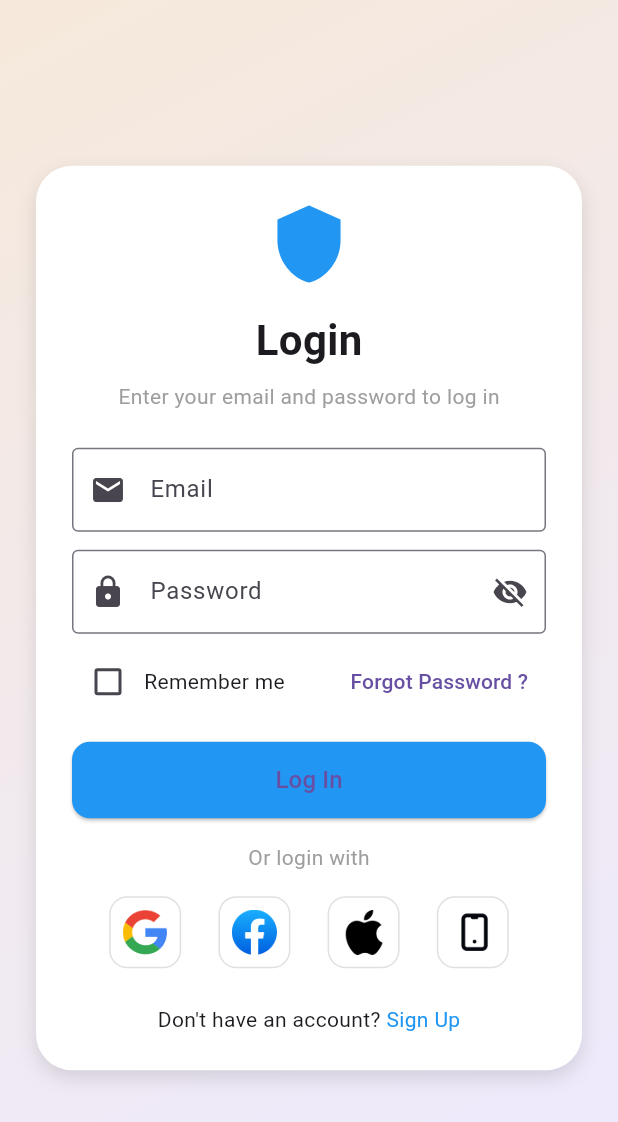
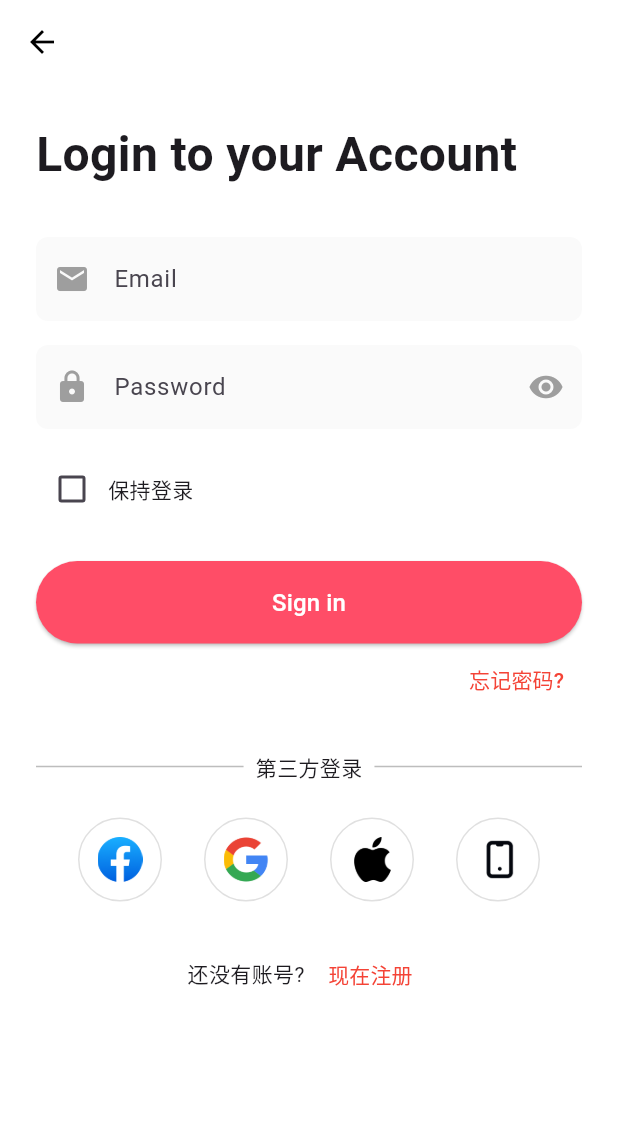
Before and after one commit to OncFuturee/Metaverse-Client, a Flutter app: the LoginScreen screen opened by its route, on a phone screen of 412 x 824 dp. Shown: the top 1122 px of the screen. Run offline on Flutter 3.47's test engine with Material 3 defaults, Android fonts, the phone set to English and light mode, and no system bars; our stand-ins replace auto_route, dartz, get_it, hive, shared_preferences; accounts and stored records are empty; network calls fail.

Commit message:
修改登录页面

```diff
--- a/lib/presentation/auth/login/view/login_screen.dart
+++ b/lib/presentation/auth/login/view/login_screen.dart
@@ -1,7 +1,5 @@
 import 'package:auto_route/auto_route.dart';
 import 'package:flutter/material.dart';
-import 'package:provider/provider.dart';
-import '../view_models/login_viewmodel.dart';
 
 @RoutePage()
 class LoginScreen extends StatefulWidget {
@@ -12,211 +10,343 @@ class LoginScreen extends StatefulWidget {
 }
 
 class _LoginScreenState extends State<LoginScreen> {
-  final _emailController = TextEditingController();
-  final _passwordController = TextEditingController();
+  bool _obscurePassword = true;
   bool _rememberMe = false;
+
+  // 为每个 TextField 定义 FocusNode
+  late FocusNode _emailFocusNode;
+  late FocusNode _passwordFocusNode;
+
+  // 定义颜色
+  final Color _focusedColor = const Color(0xFFff4d67); // 你的主题色，即登录按钮的颜色
+  // _focusedColor 的淡一点的版本，这里使用了 0x1A 作为透明度（大约 10%）
+  final Color _focusedFillColor = const Color(0x1Aff4d67);
+  final Color _defaultFillColor = const Color(0xFFFAFAFA);
+  final Color _defaultIconColor = Colors.grey;
+
+  @override
+  void initState() {
+    super.initState();
+    _emailFocusNode = FocusNode();
+    _passwordFocusNode = FocusNode();
+
+    // 添加监听器，当焦点改变时触发重绘
+    _emailFocusNode.addListener(_onFocusChange);
+    _passwordFocusNode.addListener(_onFocusChange);
+  }
 
   @override
   void dispose() {
-    _emailController.dispose();
-    _passwordController.dispose();
+    // 移除监听器并释放 FocusNode 资源，避免内存泄漏
+    _emailFocusNode.removeListener(_onFocusChange);
+    _passwordFocusNode.removeListener(_onFocusChange);
+    _emailFocusNode.dispose();
+    _passwordFocusNode.dispose();
     super.dispose();
+  }
+
+  // 焦点改变时调用此方法，触发 UI 更新
+  void _onFocusChange() {
+    setState(() {});
   }
 
   @override
   Widget build(BuildContext context) {
-    return ChangeNotifierProvider(
-      create: (_) => LoginViewModel(),
-      child: Consumer<LoginViewModel>(
-        builder: (context, vm, _) {
     return Scaffold(
-            body: Container(
-              decoration: const BoxDecoration(
-                // 使用BoxDecoration来应用渐变
-                gradient: LinearGradient(
-                  begin: Alignment.topLeft,
-                  end: Alignment.bottomRight,
-                  colors: [Color(0xFFF6E9DB), Color(0xFFEDEAFF)],
+      backgroundColor: Colors.white,
+      appBar: AppBar(
+        leading: IconButton(
+          icon: const Icon(Icons.arrow_back, color: Colors.black),
+          onPressed: () => Navigator.pop(context),
+        ),
+        backgroundColor: Colors.white,
+        elevation: 0,
+      ),
+      // 将整个 body 包裹在 GestureDetector 中
+      body: GestureDetector(
+        onTap: () {
+          // 当点击非输入框区域时，移除当前焦点
+          FocusScope.of(context).unfocus();
+        },
+        child: SingleChildScrollView(
+          // 滚动视图 SingleChildScrollView 以处理内容溢出
+          child: Padding(
+            padding: const EdgeInsets.symmetric(horizontal: 24.0),
+            child: Column(
+              crossAxisAlignment: CrossAxisAlignment.stretch,
+              children: [
+                const SizedBox(height: 24),
+
+                // 标题
+                const Text(
+                  'Login to your Account',
+                  style: TextStyle(fontSize: 32, fontWeight: FontWeight.bold),
+                ),
+
+                const SizedBox(height: 32),
+
+                // 邮箱输入框
+                TextField(
+                  focusNode: _emailFocusNode, // 绑定焦点节点
+                  decoration: InputDecoration(
+                    filled: true,
+                    // 根据焦点状态改变填充颜色
+                    fillColor:
+                        _emailFocusNode.hasFocus
+                            ? _focusedFillColor
+                            : _defaultFillColor,
+                    // 根据焦点状态改变图标颜色
+                    prefixIcon: Icon(
+                      Icons.email,
+                      color:
+                          _emailFocusNode.hasFocus
+                              ? _focusedColor
+                              : _defaultIconColor,
+                    ),
+                    hintText: 'Email',
+                    // 默认边框
+                    border: OutlineInputBorder(
+                      borderRadius: BorderRadius.circular(8),
+                      borderSide: BorderSide(
+                        color:
+                            _emailFocusNode.hasFocus
+                                ? _focusedColor
+                                : Colors.transparent,
                       ),
                     ),
-              child: Center(
-                child: SingleChildScrollView(
-                  padding: const EdgeInsets.symmetric(horizontal: 24),
-                  child: Container(
-                    padding: const EdgeInsets.all(24),
-                    decoration: BoxDecoration(
-                      color: Colors.white,
-                      borderRadius: BorderRadius.circular(24),
-                      boxShadow: [
-                        BoxShadow(
-                          color: Colors.black12,
-                          blurRadius: 10,
-                          offset: Offset(0, 5),
+                    // 未启用时的边框
+                    enabledBorder: OutlineInputBorder(
+                      borderRadius: BorderRadius.circular(8),
+                      borderSide: BorderSide(
+                        color:
+                            _emailFocusNode.hasFocus
+                                ? _focusedColor
+                                : Colors.transparent,
+                      ),
+                    ),
+                    // 获取焦点时的边框
+                    focusedBorder: OutlineInputBorder(
+                      borderRadius: BorderRadius.circular(8),
+                      borderSide: BorderSide(
+                        color:
+                            _emailFocusNode.hasFocus
+                                ? _focusedColor
+                                : Colors.transparent,
+                      ),
+                    ),
+                  ),
+                ),
+
+                const SizedBox(height: 16),
+
+                // 密码输入框
+                TextField(
+                  focusNode: _passwordFocusNode, // 绑定焦点节点
+                  obscureText: _obscurePassword,
+                  decoration: InputDecoration(
+                    filled: true,
+                    // 根据焦点状态改变填充颜色
+                    fillColor:
+                        _passwordFocusNode.hasFocus
+                            ? _focusedFillColor
+                            : _defaultFillColor,
+                    // 根据焦点状态改变图标颜色
+                    prefixIcon: Icon(
+                      Icons.lock,
+                      color:
+                          _passwordFocusNode.hasFocus
+                              ? _focusedColor
+                              : _defaultIconColor,
+                    ),
+                    hintText: 'Password',
+                    suffixIcon: IconButton(
+                      icon: Icon(
+                        _obscurePassword
+                            ? Icons.visibility
+                            : Icons.visibility_off,
+                        color:
+                            _passwordFocusNode.hasFocus
+                                ? _focusedColor
+                                : _defaultIconColor,
+                      ),
+                      onPressed: () {
+                        setState(() {
+                          _obscurePassword = !_obscurePassword;
+                        });
+                      },
+                    ),
+                    // 默认边框
+                    border: OutlineInputBorder(
+                      borderRadius: BorderRadius.circular(8),
+                      borderSide: BorderSide(
+                        color:
+                            _passwordFocusNode.hasFocus
+                                ? _focusedColor
+                                : Colors.transparent,
+                      ),
+                    ),
+                    // 未启用时的边框
+                    enabledBorder: OutlineInputBorder(
+                      borderRadius: BorderRadius.circular(8),
+                      borderSide: BorderSide(
+                        color:
+                            _passwordFocusNode.hasFocus
+                                ? _focusedColor
+                                : Colors.transparent,
+                      ),
+                    ),
+                    // 获取焦点时的边框
+                    focusedBorder: OutlineInputBorder(
+                      borderRadius: BorderRadius.circular(8),
+                      borderSide: BorderSide(
+                        color:
+                            _passwordFocusNode.hasFocus
+                                ? _focusedColor
+                                : Colors.transparent,
+                      ),
+                    ),
+                  ),
+                ),
+
+                const SizedBox(height: 16),
+
+                // 记住我
+                Row(
+                  children: [
+                    Checkbox(
+                      activeColor: _focusedColor, // 复选框的激活颜色也与主题色保持一致
+                      value: _rememberMe,
+                      onChanged: (value) {
+                        setState(() {
+                          _rememberMe = value!;
+                        });
+                      },
+                    ),
+                    const Text('保持登录'),
+                  ],
+                ),
+
+                const SizedBox(height: 24),
+
+                // 登录按钮
+                ElevatedButton(
+                  style: ElevatedButton.styleFrom(
+                    backgroundColor: _focusedColor, // 登录按钮的颜色
+                    padding: const EdgeInsets.symmetric(vertical: 16),
+                    shape: RoundedRectangleBorder(
+                      borderRadius: BorderRadius.circular(999),
+                    ),
+                  ),
+                  onPressed: () {
+                    // 处理登录逻辑
+                  },
+                  child: const Text(
+                    'Sign in',
+                    style: TextStyle(fontSize: 16, color: Colors.white),
+                  ),
+                ),
+
+                // 忘记密码
+                Align(
+                  alignment: Alignment.centerRight,
+                  child: TextButton(
+                    onPressed: () {
+                      // 处理忘记密码逻辑
+                    },
+                    child: const Text(
+                      '忘记密码?',
+                      style: TextStyle(color: Colors.red),
+                    ),
+                  ),
+                ),
+
+                const SizedBox(height: 24),
+
+                // 分隔线
+                Row(
+                  children: [
+                    Expanded(child: Divider(color: Colors.grey[400])),
+                    const Padding(
+                      padding: EdgeInsets.symmetric(horizontal: 8.0),
+                      child: Text('第三方登录'),
+                    ),
+                    Expanded(child: Divider(color: Colors.grey[400])),
+                  ],
+                ),
+
+                const SizedBox(height: 24),
+
+                // 第三方登录（使用图片）
+                Row(
+                  mainAxisAlignment: MainAxisAlignment.spaceEvenly,
+                  children: [
+                    _buildSocialButton(
+                      imagePath: 'assets/facebook.png', // 替换为实际图片路径
+                      onTap: () {},
+                    ),
+                    _buildSocialButton(
+                      imagePath: 'assets/google.png', // 替换为实际图片路径
+                      onTap: () {},
+                    ),
+                    _buildSocialButton(
+                      imagePath: 'assets/apple.png', // 替换为实际图片路径
+                      onTap: () {},
+                    ),
+                    _buildSocialButton(
+                      imagePath: 'assets/phone.png', // 替换为实际图片路径
+                      onTap: () {},
                     ),
                   ],
                 ),
-                    child: Column(
-                      mainAxisSize: MainAxisSize.min,
+
+                const SizedBox(height: 24),
+
+                // 注册链接
+                Row(
+                  mainAxisAlignment: MainAxisAlignment.center,
                   children: [
-                        const Icon(Icons.shield, size: 56, color: Colors.blue),
-                        const SizedBox(height: 16),
-                        const Text(
-                          'Login',
-                          style: TextStyle(
-                            fontSize: 28,
-                            fontWeight: FontWeight.bold,
+                    const Text("还没有账号? "),
+                    TextButton(
+                      onPressed: () {
+                        // 处理注册逻辑
+                        context.router.pushNamed('/register');
+                      },
+                      child: const Text(
+                        '现在注册',
+                        style: TextStyle(color: Colors.red),
                       ),
                     ),
-                        const SizedBox(height: 8),
-                        const Text(
-                          'Enter your email and password to log in',
-                          style: TextStyle(fontSize: 14, color: Colors.grey),
-                        ),
-                        const SizedBox(height: 24),
-                        TextField(
-                          controller: _emailController,
-                          decoration: const InputDecoration(
-                            hintText: 'Email',
-                            border: OutlineInputBorder(),
-                            prefixIcon: Icon(Icons.email),
-                          ),
-                        ),
-                        const SizedBox(height: 12),
-                        TextField(
-                          controller: _passwordController,
-                          obscureText: true,
-                          decoration: const InputDecoration(
-                            hintText: 'Password',
-                            border: OutlineInputBorder(),
-                            prefixIcon: Icon(Icons.lock),
-                            suffixIcon: Icon(Icons.visibility_off),
-                          ),
-                        ),
-                        const SizedBox(height: 8),
-                        Row(
-                          children: [
-                            Checkbox(
-                              value: _rememberMe,
-                              onChanged: (value) {
-                                setState(() {
-                                  _rememberMe = value ?? false;
-                                });
-                              },
-                            ),
-                            const Text('Remember me'),
-                            const Spacer(),
-                            TextButton(
-                              onPressed: () {
-                                // TODO: Forgot password logic
-                              },
-                              child: const Text('Forgot Password ?'),
-                            ),
                   ],
-                        ),
-                        const SizedBox(height: 16),
-                        SizedBox(
-                          width: double.infinity,
-                          child: ElevatedButton(
-                            onPressed:
-                                vm.isLoading
-                                    ? null
-                                    : () async {
-                                      FocusScope.of(context).unfocus();
-                                      await vm.loginWithPassword(
-                                        _emailController.text,
-                                        _passwordController.text,
-                                      );
-                                      if (vm.isSuccess) {
-                                        ScaffoldMessenger.of(
-                                          context,
-                                        ).showSnackBar(
-                                          const SnackBar(content: Text('登录成功')),
-                                        );
-                                      } else if (vm.errorMsg.isNotEmpty) {
-                                        ScaffoldMessenger.of(
-                                          context,
-                                        ).showSnackBar(
-                                          SnackBar(content: Text(vm.errorMsg)),
-                                        );
-                                      }
-                                    },
-                            style: ElevatedButton.styleFrom(
-                              padding: const EdgeInsets.symmetric(vertical: 14),
-                              backgroundColor: Colors.blue,
-                              shape: RoundedRectangleBorder(
-                                borderRadius: BorderRadius.circular(12),
-                              ),
-                            ),
-                            child:
-                                vm.isLoading
-                                    ? const CircularProgressIndicator(
-                                      color: Colors.white,
-                                    )
-                                    : const Text(
-                                      'Log In',
-                                      style: TextStyle(fontSize: 16),
-                                    ),
-                          ),
-                        ),
-                        const SizedBox(height: 16),
-                        const Text(
-                          'Or login with',
-                          style: TextStyle(color: Colors.grey),
-                        ),
-                        const SizedBox(height: 16),
-                        Row(
-                          mainAxisAlignment: MainAxisAlignment.spaceEvenly,
-                          children: [
-                            _socialLoginButton('assets/google.png'),
-                            _socialLoginButton('assets/facebook.png'),
-                            _socialLoginButton('assets/apple.png'),
-                            _socialLoginButton('assets/phone.png'),
-                          ],
-                        ),
-                        const SizedBox(height: 24),
-                        GestureDetector(
-                          onTap: () {
-                            context.router.pushNamed('/register');
-                          },
-                          child: const Text.rich(
-                            TextSpan(
-                              text: "Don't have an account? ",
-                              children: [
-                                TextSpan(
-                                  text: 'Sign Up',
-                                  style: TextStyle(color: Colors.blue),
-                                ),
-                              ],
-                            ),
-                          ),
                 ),
               ],
             ),
           ),
         ),
       ),
-            ),
-          );
-        },
-      ),
     );
   }
 
-  Widget _socialLoginButton(String assetPath) {
-    return InkWell(
-      onTap: () {
-        // TODO: Third party login
-      },
-      borderRadius: BorderRadius.circular(12),
+  // 构建第三方登录按钮（使用图片）
+  Widget _buildSocialButton({
+    required String imagePath,
+    required VoidCallback onTap,
+  }) {
+    return GestureDetector(
+      onTap: onTap,
       child: Container(
-        width: 48,
-        height: 48,
-        padding: const EdgeInsets.all(8),
+        width: 56,
+        height: 56,
         decoration: BoxDecoration(
+          shape: BoxShape.circle,
           border: Border.all(color: Colors.grey.shade300),
-          borderRadius: BorderRadius.circular(12),
+          color: Colors.white,
         ),
-        child: Image.asset(assetPath),
+        child: Padding(
+          padding: const EdgeInsets.all(12.0),
+          child: Center(
+            child: Image.asset(imagePath, fit: BoxFit.contain),
+          )
+        ),
       ),
     );
   }
```
Lines whose indentation alone changed are shown as unchanged.
